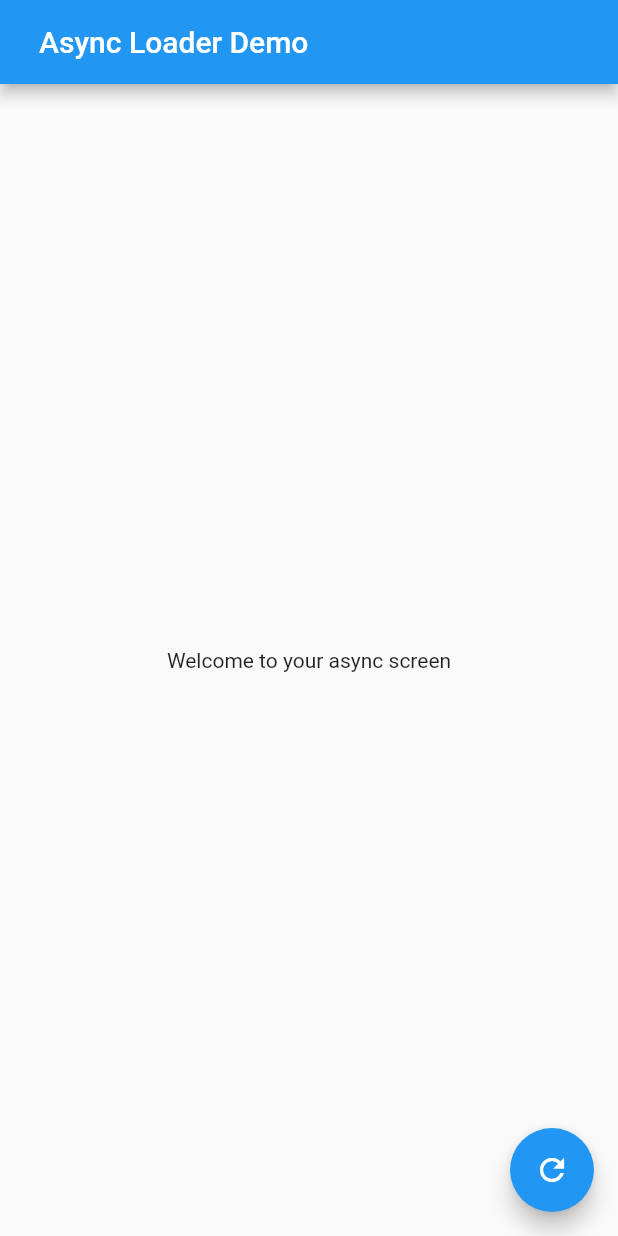
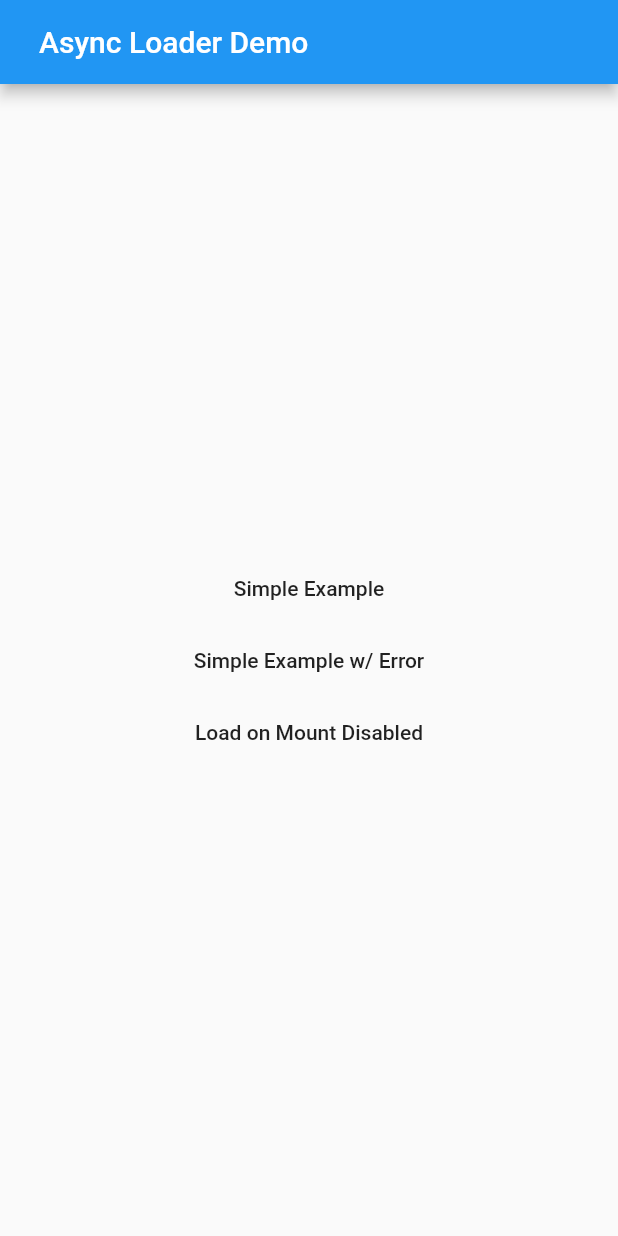
Before and after one commit to chimon2000/async_loader, a Flutter app: the screen it shows after launch, on a phone screen of 412 x 824 dp. Run offline on Flutter 3.47's test engine with Material 2 defaults, Android fonts, the phone set to English and light mode, and no system bars.

Commit message:
Added examples for error, loadOnMount, and success
Relates #21

- Extracted futures into `api`
- Create SimplePage route
- Created HomePage route
- Changed example to load HomePage
- Formatting

```diff
--- a/example/lib/main.dart
+++ b/example/lib/main.dart
@@ -1,54 +1,19 @@
-import 'dart:async';
+import 'package:example/pages/home_page.dart';
 import 'package:flutter/material.dart';
-import 'package:async_loader/async_loader.dart';
 
 void main() {
   runApp(new ExampleApp());
 }
 
 class ExampleApp extends StatelessWidget {
-  final GlobalKey<AsyncLoaderState> _asyncLoaderState =
-      new GlobalKey<AsyncLoaderState>();
-
   @override
   Widget build(BuildContext context) {
-    var _asyncLoader = new AsyncLoader(
-      key: _asyncLoaderState,
-      fn: getMessage,
-      renderLoad: () => new CircularProgressIndicator(),
-      renderError: ([error]) =>
-          new Text('Sorry, there was an error loading your joke'),
-      renderSuccess: ({data}) => new Text(data),
+    return new MaterialApp(
+      title: 'Async Loader Demo',
+      theme: new ThemeData(
+        primarySwatch: Colors.blue,
+      ),
+      home: HomePage(),
     );
-
-    return new MaterialApp(
-        title: 'Async Loader Demo',
-        theme: new ThemeData(
-          primarySwatch: Colors.blue,
-        ),
-        home: new Scaffold(
-          appBar: new AppBar(title: buildTitle('Async Loader Demo')),
-          body: new Center(child: _asyncLoader),
-          floatingActionButton: new FloatingActionButton(
-            onPressed: () => _asyncLoaderState.currentState
-                .load()
-                .whenComplete(() => print('finished reload')),
-            tooltip: 'Reload',
-            child: new Icon(Icons.refresh),
-          ),
-        ));
   }
 }
-
-const TIMEOUT = const Duration(seconds: 3);
-
-Future<String> getMessage() {
-  return new Future.delayed(TIMEOUT, () => 'Welcome to your async screen');
-}
-
-buildTitle(String title) {
-  return new Padding(
-    padding: new EdgeInsets.all(10.0),
-    child: new Text('Async Loader Demo'),
-  );
-}
--- /dev/null
+++ b/example/lib/pages/home_page.dart
@@ -0,0 +1,67 @@
+import 'package:example/pages/simple_page.dart';
+import 'package:flutter/material.dart';
+import 'package:example/api.dart';
+
+class HomePage extends StatelessWidget {
+  @override
+  Widget build(BuildContext context) {
+    return Scaffold(
+      appBar: AppBar(
+        title: buildTitle('Async Loader Demo'),
+      ),
+      body: Container(
+        padding: EdgeInsets.all(10.0),
+        child: Center(
+          child: Column(
+            mainAxisAlignment: MainAxisAlignment.center,
+            children: [
+              FlatButton(
+                child: Text('Simple Example'),
+                onPressed: () {
+                  Navigator.push(
+                    context,
+                    MaterialPageRoute(builder: (context) => SimplePage()),
+                  );
+                },
+              ),
+              FlatButton(
+                child: Text('Simple Example w/ Error'),
+                onPressed: () {
+                  Navigator.push(
+                    context,
+                    MaterialPageRoute(
+                      builder: (context) => SimplePage(
+                            fn: getError,
+                          ),
+                    ),
+                  );
+                },
+              ),
+              FlatButton(
+                child: Text('Load on Mount Disabled'),
+                onPressed: () {
+                  Navigator.push(
+                    context,
+                    MaterialPageRoute(
+                      builder: (context) => SimplePage(
+                            title: 'Load on Mount disabled',
+                            loadOnMount: false,
+                          ),
+                    ),
+                  );
+                },
+              ),
+            ],
+          ),
+        ),
+      ),
+    );
+  }
+}
+
+Widget buildTitle(String title) {
+  return new Padding(
+    padding: new EdgeInsets.all(10.0),
+    child: new Text(title),
+  );
+}
--- a/lib/async_loader.dart
+++ b/lib/async_loader.dart
@@ -27,16 +27,16 @@ class AsyncLoader extends StatefulWidget {
   final FutureFn fn;
   final bool loadOnMount;
 
-  AsyncLoader(
-      {Key key,
+  AsyncLoader({
+    Key key,
     @required this.fn,
     this.renderLoad = renderEmpty,
     this.renderSuccess = renderEmpty,
     this.renderIdle = renderEmpty,
     this.renderError = renderErrorEmpty,
     this.render = renderEmpty,
-      this.loadOnMount = true})
-      : super(key: key);
+    this.loadOnMount = true,
+  }) : super(key: key);
 
   @override
   State<StatefulWidget> createState() => new AsyncLoaderState();
```
Also changed, not shown: example/lib/api.dart (added, +12 -0 lines), example/lib/pages/simple_page.dart (added, +51 -0 lines), 1 other file. Lines whose indentation alone changed are shown as unchanged.
